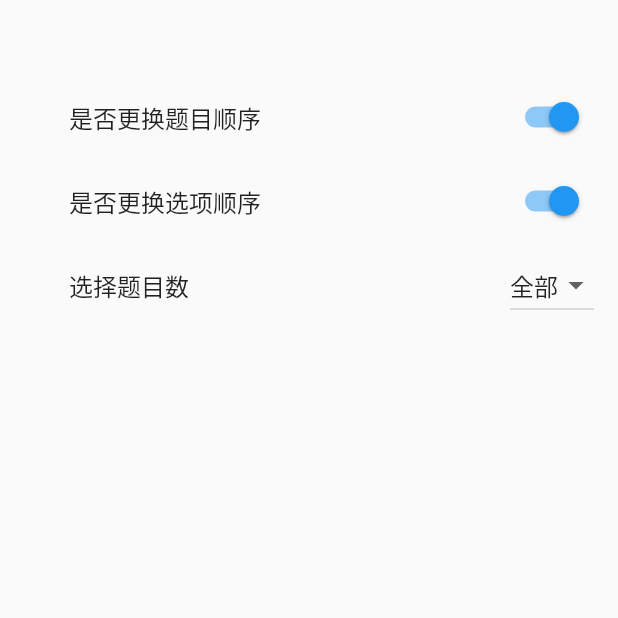
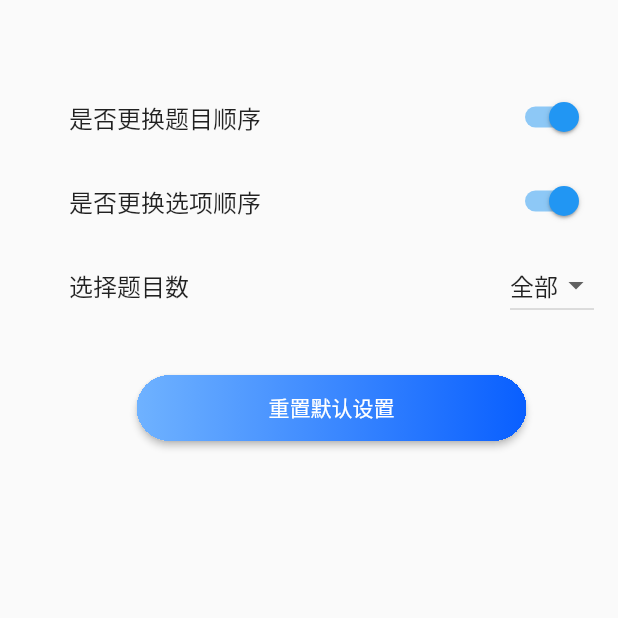
Before and after one commit to LuoYiHao/flutter_ask_answer_game, a Flutter app: the Settings screen opened directly, on a phone screen of 412 x 824 dp, the top half of it. Run offline on Flutter 3.47's test engine with Material 2 defaults, Android fonts, the phone set to English and light mode, and no system bars; our stand-ins replace fluttertoast, shared_preferences; accounts and stored records are empty; network calls fail.

Commit message:
feat:增加重置默认设置功能

```diff
--- a/lib/common/data.dart
+++ b/lib/common/data.dart
@@ -101,53 +101,77 @@ var arr = [
     "rightAnswer":'党和人民的利益',
     "type":"radio",
   },
+  {
+    "question":'中央总书记习近平2012年12月4日召开中共中央政治局会议，会议审议关于的( )有关规定。',
+    "options":'改进文风、密切联系群众,改进会风、党员干部直接联系群众,改进工作作风、密切联系群众,改进工作作风、党员干部直接联系群众',
+    "rightAnswer":'改进工作作风、密切联系群众',
+    "type":"radio",
+  },
+  {
+    "question":'《关于新形势下党内政治生活的若干准则》规定，各级党委（党组）必须坚持集体领导制度。凡属重大问题，要按照_________的原则，由集体讨论、按少数服从多数作出决定，不允许用其他形式取代党委及其常委会（或党组）的领导。',
+    "options":'集体领导、民主集中、个别酝酿、会议决定,集体领导、个别酝酿、民主集中、会议决定,个别酝酿、民主集中、集体领导、会议决定,个别酝酿、集体领导、民主集中、会议决定',
+    "rightAnswer":'集体领导、民主集中、个别酝酿、会议决定',
+    "type":"radio",
+  },
+  {
+    "question":'中国共产党的三大优良作风是（）。',
+    "options":'理论联系实际，密切联系群众，批评和自我批评,谦虚谨慎、戒骄戒躁、艰苦奋斗,实事求是、群众路线、民主集中制,大公无私、艰苦奋斗、廉洁奉公',
+    "rightAnswer":'理论联系实际，密切联系群众，批评和自我批评',
+    "type":"radio",
+  },
+  {
+    "question":'延安整风整风运动的宗旨是（）',
+    "options":'一切从实际出发,惩前毖后，治病救人,理论与实践统一,实事求是',
+    "rightAnswer":'惩前毖后，治病救人',
+    "type":"radio",
+  },
+  {
+    "question":'延安整风运动是中国共产党历史上第一次大规模的整风运动。1941年5月，毛泽东同志在延安高级干部会议上作（）的报告，标志着整风开始',
+    "options":'《改造我们的学习》,《整顿党的作风》,《反对党八股》,《论联合政府》',
+    "rightAnswer":'《改造我们的学习》',
+    "type":"radio",
+  },
+  {
+    "question":'毛泽东于1941年5月和1942年2月，号召全党反对     以整顿学风、反对     以整顿党风、反对     以整顿文风。',
+    "options":'党八股  主观主义  宗派主义,宗派主义  党八股  主观主义,主观主义  宗派主义  党八股,主观主义  党八股  宗派主义',
+    "rightAnswer":'主观主义  宗派主义  党八股',
+    "type":"radio",
+  },
+  {
+    "question":'在1985年9月中国共产党全国代表会议上，邓小平再次强调说，“端正（），是端正社会风气的关键”',
+    "options":'态度,党风,思想,行为',
+    "rightAnswer":'党风',
+    "type":"radio",
+  },
+  {
+    "question":'新时代党的建设总要求强调，要全面推进党的政治建设、思想建设、组织建设、作风建设、纪律建设，把制度建设贯穿其中。其中     处于统领地位，     是管党治党的治本之策。',
+    "options":'制度建设 组织建设,政治建设 纪律建设,政治建设 作风建设,制度建设 理论建设',
+    "rightAnswer":'政治建设 纪律建设',
+    "type":"radio",
+  },
+  {
+    "question":'中共十九大报告指出，全面从严治党成效卓著，全面加强党的领导和党的建设，坚决改变管党治党（）状况。',
+    "options":'宽松软,懈怠,精神懈怠,消极腐败',
+    "rightAnswer":'宽松软',
+    "type":"radio",
+  },
   // {
-  //   "question":'中央总书记习近平2012年12月4日召开中共中央政治局会议，会议审议关于的( )有关规定。',
-  //   "answerA":'改进文风、密切联系群众',
-  //   "answerB":'改进会风、党员干部直接联系群众',
-  //   "answerC":'改进工作作风、密切联系群众',
-  //   "answerD":'改进工作作风、党员干部直接联系群众',
-  //   "rightAnswer":'改进工作作风、密切联系群众'
+  //   "question":'为了全面恢复和进一步发扬党的优良传统和作风，健全党的民主生活，维护党的集中统一，增强党的团结，巩固党的组织和纪律，提高党的战斗力，1980年2月，中共十一届五中全会通过了（）。',
+  //   "answerA":'《中共中央关于在农村建立人民公社问题的决议》',
+  //   "answerB":'《关于社会主义精神文明建设指导方针的决议》',
+  //   "answerC":'《关于建国以来党的若干历史问题的决议》',
+  //   "answerD":'《关于党内政治生活的若干准则》',
+  //   "rightAnswer":'《关于党内政治生活的若干准则》',
+    // "type":"radio",
   // },
   // {
-  //   "question":'《关于新形势下党内政治生活的若干准则》规定，各级党委（党组）必须坚持集体领导制度。凡属重大问题，要按照_________的原则，由集体讨论、按少数服从多数作出决定，不允许用其他形式取代党委及其常委会（或党组）的领导。',
-  //   "answerA":'集体领导、民主集中、个别酝酿、会议决定',
-  //   "answerB":'集体领导、个别酝酿、民主集中、会议决定',
-  //   "answerC":'个别酝酿、民主集中、集体领导、会议决定',
-  //   "answerD":'个别酝酿、集体领导、民主集中、会议决定',
-  //   "rightAnswer":'集体领导、民主集中、个别酝酿、会议决定'
-  // },
-  // {
-  //   "question":'中国共产党的三大优良作风是（）。',
-  //   "answerA":'理论联系实际，密切联系群众，批评和自我批评',
-  //   "answerB":'谦虚谨慎、戒骄戒躁、艰苦奋斗',
-  //   "answerC":'实事求是、群众路线、民主集中制',
-  //   "answerD":'大公无私、艰苦奋斗、廉洁奉公',
-  //   "rightAnswer":'理论联系实际，密切联系群众，批评和自我批评'
-  // },
-  // {
-  //   "question":'延安整风整风运动的宗旨是（）',
-  //   "answerA":'一切从实际出发',
-  //   "answerB":'惩前毖后，治病救人',
-  //   "answerC":'理论与实践统一',
-  //   "answerD":'实事求是',
-  //   "rightAnswer":'惩前毖后，治病救人'
-  // },
-  // {
-  //   "question":'延安整风运动是中国共产党历史上第一次大规模的整风运动。1941年5月，毛泽东同志在延安高级干部会议上作（）的报告，标志着整风开始',
-  //   "answerA":'《改造我们的学习》',
-  //   "answerB":'《整顿党的作风》',
-  //   "answerC":'《反对党八股》',
-  //   "answerD":'《论联合政府》',
-  //   "rightAnswer":'《改造我们的学习》'
-  // },
-  // {
-  //   "question":'毛泽东于1941年5月和1942年2月，号召全党反对     以整顿学风、反对     以整顿党风、反对     以整顿文风。',
-  //   "answerA":'党八股  主观主义  宗派主义',
-  //   "answerB":'宗派主义  党八股  主观主义',
-  //   "answerC":'主观主义  宗派主义  党八股',
-  //   "answerD":'主观主义  党八股  宗派主义',
-  //   "rightAnswer":'主观主义  宗派主义  党八股'
+  //   "question":'坚持反腐败无禁区、全覆盖、（ ），坚定不移“打虎”、“拍蝇”、“猎狐”，不敢腐的目标初步实现，不能腐的笼子越扎越牢，不想腐的堤坝正在构筑。',
+  //   "answerA":'零容忍',
+  //   "answerB":'重教育',
+  //   "answerC":'重制度',
+  //   "answerD":'强监督',
+  //   "rightAnswer":'零容忍'
+  //   "type":"radio",
   // },
   // {
   //   "question":'在1985年9月中国共产党全国代表会议上，邓小平再次强调说，“端正（），是端正社会风气的关键”',
@@ -156,46 +180,7 @@ var arr = [
   //   "answerC":'思想',
   //   "answerD":'行为',
   //   "rightAnswer":'党风'
-  // },
-  // {
-  //   "question":'新时代党的建设总要求强调，要全面推进党的政治建设、思想建设、组织建设、作风建设、纪律建设，把制度建设贯穿其中。其中     处于统领地位，     是管党治党的治本之策。',
-  //   "answerA":'制度建设 组织建设',
-  //   "answerB":'政治建设 纪律建设',
-  //   "answerC":'政治建设 作风建设',
-  //   "answerD":'制度建设 理论建设',
-  //   "rightAnswer":'政治建设 纪律建设'
-  // },
-  // {
-  //   "question":'中共十九大报告指出，全面从严治党成效卓著，全面加强党的领导和党的建设，坚决改变管党治党（）状况。',
-  //   "answerA":'宽松软',
-  //   "answerB":'懈怠',
-  //   "answerC":'精神懈怠',
-  //   "answerD":'消极腐败',
-  //   "rightAnswer":'宽松软'
-  // },
-  // {
-  //   "question":'为了全面恢复和进一步发扬党的优良传统和作风，健全党的民主生活，维护党的集中统一，增强党的团结，巩固党的组织和纪律，提高党的战斗力，1980年2月，中共十一届五中全会通过了（）。',
-  //   "answerA":'《中共中央关于在农村建立人民公社问题的决议》',
-  //   "answerB":'《关于社会主义精神文明建设指导方针的决议》',
-  //   "answerC":'《关于建国以来党的若干历史问题的决议》',
-  //   "answerD":'《关于党内政治生活的若干准则》',
-  //   "rightAnswer":'《关于党内政治生活的若干准则》'
-  // },
-  // {
-  //   "question":'坚持反腐败无禁区、全覆盖、（ ），坚定不移“打虎”、“拍蝇”、“猎狐”，不敢腐的目标初步实现，不能腐的笼子越扎越牢，不想腐的堤坝正在构筑。',
-  //   "answerA":'零容忍',
-  //   "answerB":'重教育',
-  //   "answerC":'重制度',
-  //   "answerD":'强监督',
-  //   "rightAnswer":'零容忍'
-  // },
-  // {
-  //   "question":'在1985年9月中国共产党全国代表会议上，邓小平再次强调说，“端正（），是端正社会风气的关键”',
-  //   "answerA":'态度',
-  //   "answerB":'党风',
-  //   "answerC":'思想',
-  //   "answerD":'行为',
-  //   "rightAnswer":'党风'
+    // "type":"radio",
   // },
   // {
   //   "question":'2004年9月，中共十六届四中全会着重研究了（ ）的若干重大问题并通过了相应的决定。',
--- a/lib/page/settings.dart
+++ b/lib/page/settings.dart
@@ -32,7 +32,6 @@ class _SettingsState extends State<Settings> {
               onChanged: (value){
                 setState(() {
                   isChangeQuizOrder = value;
-                  Global.isChangeQuizOrder = value;
                   saveSharedPreferences('isChangeQuizOrder', value, "bool");
                 });
               }
@@ -43,7 +42,6 @@ class _SettingsState extends State<Settings> {
               onChanged: (value){
                 setState(() {
                   isChangeOptionOrder = value;
-                  Global.isChangeOptionOrder = value;
                   saveSharedPreferences('isChangeOptionOrder', value, "bool");
                 });
               }
@@ -66,6 +64,44 @@ class _SettingsState extends State<Settings> {
                   );
                 }).toList(),
               )
+            ),
+            Container(
+              child: RaisedButton(
+                onPressed: (){
+                  setState(() {
+                    isChangeQuizOrder = true;
+                    isChangeOptionOrder = true;
+                    dropdownValue = 'all';
+                  });
+
+                  saveSharedPreferences('isChangeQuizOrder', isChangeQuizOrder, "bool");
+                  saveSharedPreferences('isChangeOptionOrder', isChangeOptionOrder, "bool");
+                  saveSharedPreferences("dropdownValue", dropdownValue, "String");
+                },
+                textColor: Colors.white,
+                clipBehavior: Clip.hardEdge,
+                shape: RoundedRectangleBorder(
+                  borderRadius: BorderRadius.all(Radius.circular(22.0))
+                ),
+                padding: const EdgeInsets.all(0.0),
+                child: Container(
+                  width: 260,
+                  height: 44,
+                  decoration: const BoxDecoration(
+                    gradient: LinearGradient(
+                      colors: <Color>[
+                        Color(0xff6FB2FF),
+                        Color(0xff095FFF),
+                      ],
+                    ),
+                  ),
+                  padding: const EdgeInsets.all(10.0),
+                  child: Container(
+                    alignment: Alignment.center,
+                    child: Text('重置默认设置')),
+                ),
+              ),
+              margin: EdgeInsets.fromLTRB(0.0, 30.0, 0.0, 0.0),
             )
           ],
         ),
```
